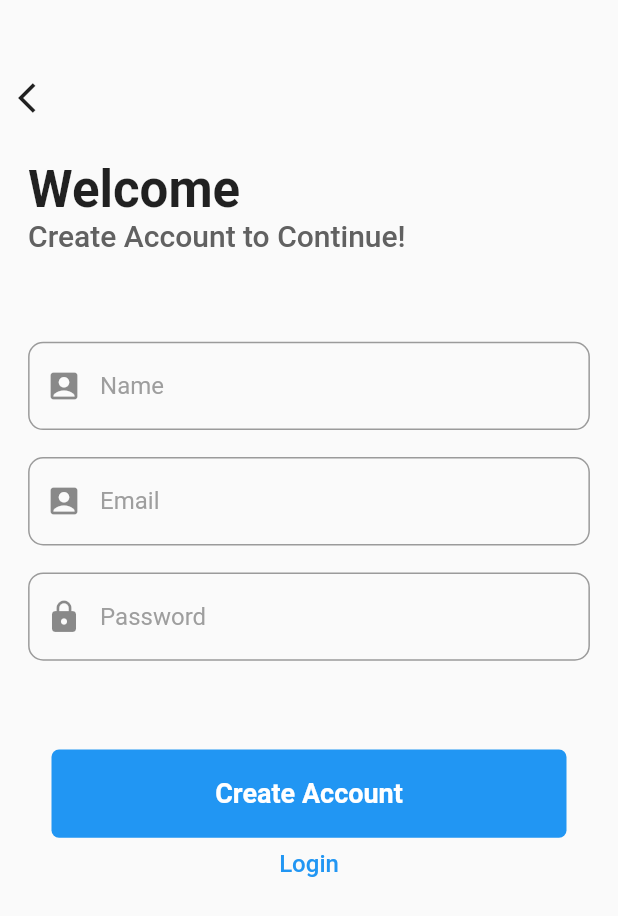
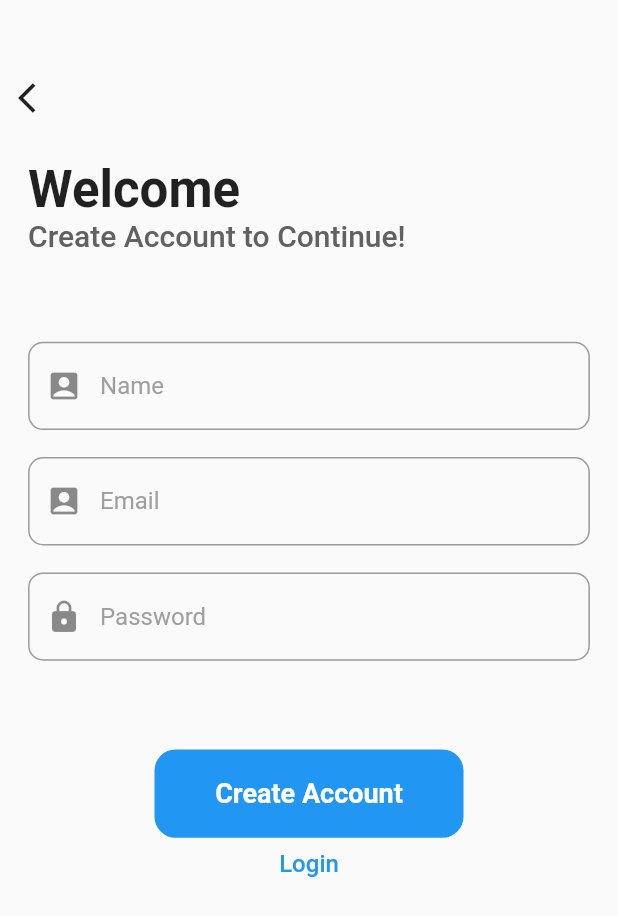
Before and after one commit to minhlan26/chat-app, a Flutter app: the screen it shows after launch, after a tap on "Create Account", on a phone screen of 412 x 824 dp. Shown: the top 916 px of the screen. Run offline on Flutter 3.47's test engine with Material 2 defaults, Android fonts, the phone set to English and light mode, and no system bars; our stand-ins replace cloud_firestore, firebase_auth, firebase_core, firebase_storage, image_picker; accounts and stored records are empty.

Commit message:
Style lai input Login Email, Password

```diff
--- a/lib/Authenticate/CreateAccount.dart
+++ b/lib/Authenticate/CreateAccount.dart
@@ -143,9 +143,9 @@ class _CreateAccountState extends State<CreateAccount>{
         },
         child: Container(
           height: size.height / 14,
-          width: size.width / 1.2,
+          width: size.width / 2,
           decoration: BoxDecoration(
-            borderRadius: BorderRadius.circular(5),
+            borderRadius: BorderRadius.circular(14),
             color: Colors.blue,
           ),
           alignment: Alignment.center,
--- a/lib/Authenticate/LoginScreen.dart
+++ b/lib/Authenticate/LoginScreen.dart
@@ -13,6 +13,8 @@ class _LoginScreenState extends State<LoginScreen> {
   final TextEditingController _email = TextEditingController();
   final TextEditingController _password = TextEditingController();
   bool isLoading = false;
+
+  bool _isObscure = true;
 
   @override
   Widget build(BuildContext content){
@@ -68,18 +70,61 @@ class _LoginScreenState extends State<LoginScreen> {
                   SizedBox(
                     height: size.height / 10,
                   ),
+                  // Container(
+                  //   width: size.width,
+                  //   alignment: Alignment.center,
+                  //   child:  field(size, "Email", Icons.account_box, _email),
+                  // ),
                   Container(
-                    width: size.width,
-                    alignment: Alignment.center,
-                    child:  field(size, "Email", Icons.account_box, _email),
+                    width: size.width / 1.12,
+                      child: Center(
+                        child: TextField(
+                          controller: _email,
+                          decoration: InputDecoration(
+                            border: OutlineInputBorder(
+                              borderRadius: BorderRadius.circular(10),
+                            ),
+                            labelText: "Email",
+                            prefixIcon: Icon(Icons.account_box, size:24),
+
+                          ),
+                        ),
+                      ),
                   ),
-                  Padding(
-                    padding: const EdgeInsets.symmetric(vertical: 18.0),
-                    child: Container(
-                      width: size.width,
-                      alignment: Alignment.center,
-                      child: field(size, "Password", Icons.lock, _password),
-                    ),
+                  // Padding(
+                  //   padding: const EdgeInsets.symmetric(vertical: 18.0),
+                  //   child: Container(
+                  //    width: size.width,
+                  //    alignment: Alignment.center,
+                  //    child: field(size, "Password", Icons.lock, _password),
+                  //   ),
+
+                  // ),
+                  Container(
+                      padding: const EdgeInsets.all(25),
+                      child: Center(
+                        child: TextField(
+                          controller: _password,
+                          obscureText: _isObscure,
+                          decoration: InputDecoration(
+                            border: OutlineInputBorder(
+                              borderRadius: BorderRadius.circular(10),
+                            ),
+                            labelText: "Password",
+                            prefixIcon: Icon(Icons.lock_rounded, size:24),
+                            suffixIcon: IconButton(
+                              icon: Icon(
+                                _isObscure ? Icons.visibility : Icons.visibility_off,
+                              ),
+                              onPressed: () {
+                                setState(() {
+                                  _isObscure = !_isObscure;
+                                });
+                              },
+                            ),
+                          ),
+                        ),
+                      ),
                   ),
                   SizedBox(
                     height: size.height / 10,
@@ -136,9 +181,9 @@ class _LoginScreenState extends State<LoginScreen> {
         },
         child: Container(
           height: size.height / 14,
-          width: size.width / 1.2,
+          width: size.width / 2.4,
           decoration: BoxDecoration(
-            borderRadius: BorderRadius.circular(5),
+            borderRadius: BorderRadius.circular(14),
             color: Colors.blue,
           ),
           alignment: Alignment.center,
```
